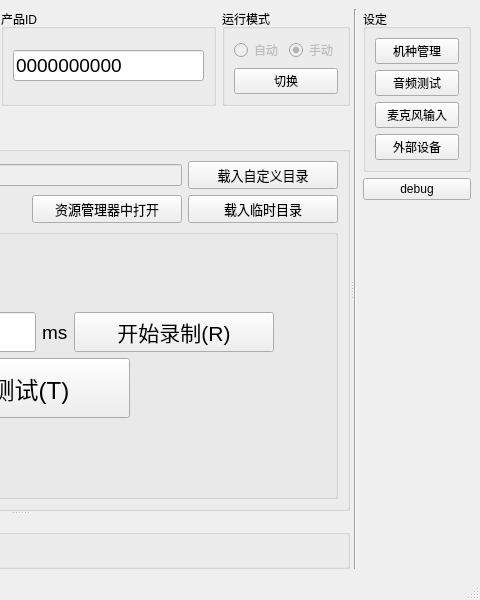
This is mainwindow.ui in YeeeeRQ/SpeakerTest as Qt 5 draws it before an edit; both pictures show x 320 to 800 and y 0 to 600 of the 800 by 600 pixel window. The edited form follows.
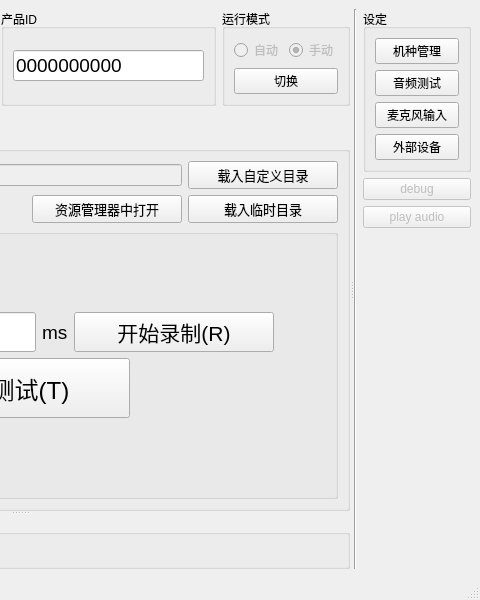
This is the edited form. Custom widgets are drawn as their Qt base class.

Commit message: 界面基本完工 待解决：1.声音频率侦测 2. 自定义测试流程完善

Patch:
```diff
--- a/mainwindow.ui
+++ b/mainwindow.ui
@@ -603,7 +603,7 @@
          </widget>
         </item>
         <item>
-         <layout class="QVBoxLayout" name="verticalLayout_9" stretch="0,0,0">
+         <layout class="QVBoxLayout" name="verticalLayout_9" stretch="0,0,0,0">
           <item>
            <widget class="QGroupBox" name="groupBox4AppSetting">
             <property name="title">
@@ -647,11 +647,24 @@
           </item>
           <item>
            <widget class="QPushButton" name="btnDebug">
+            <property name="enabled">
+             <bool>false</bool>
+            </property>
             <property name="text">
              <string>debug</string>
             </property>
            </widget>
           </item>
+          <item>
+           <widget class="QPushButton" name="btnPlayAudio">
+            <property name="enabled">
+             <bool>false</bool>
+            </property>
+            <property name="text">
+             <string>play audio</string>
+            </property>
+           </widget>
+          </item>
           <item>
            <spacer name="verticalSpacer_3">
             <property name="orientation">
```
The commit also changes 6 other files.
